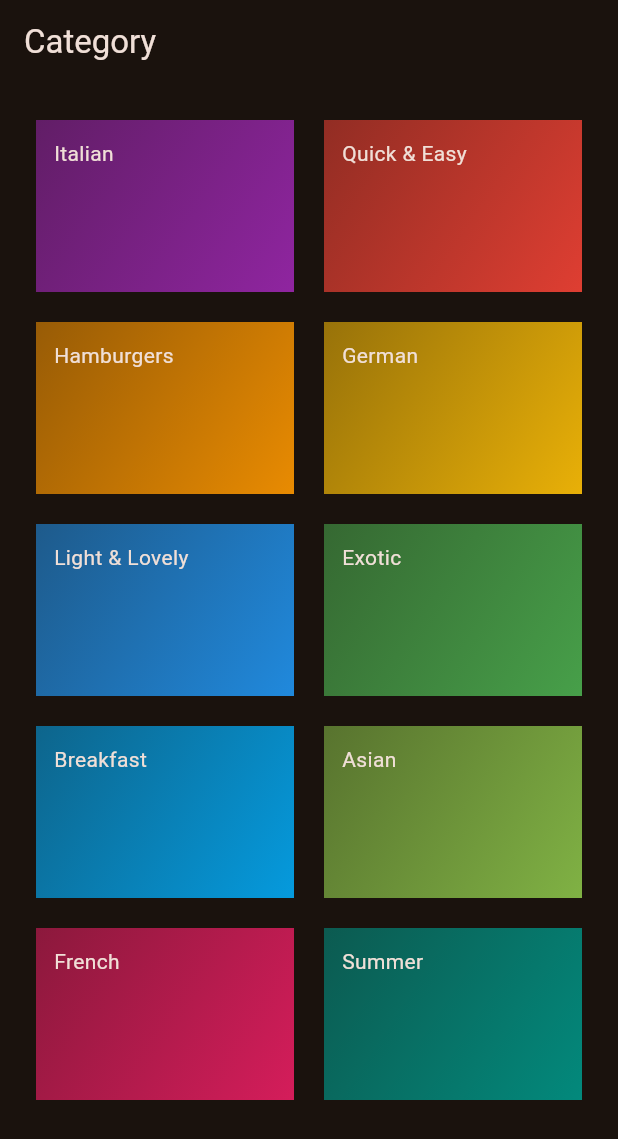
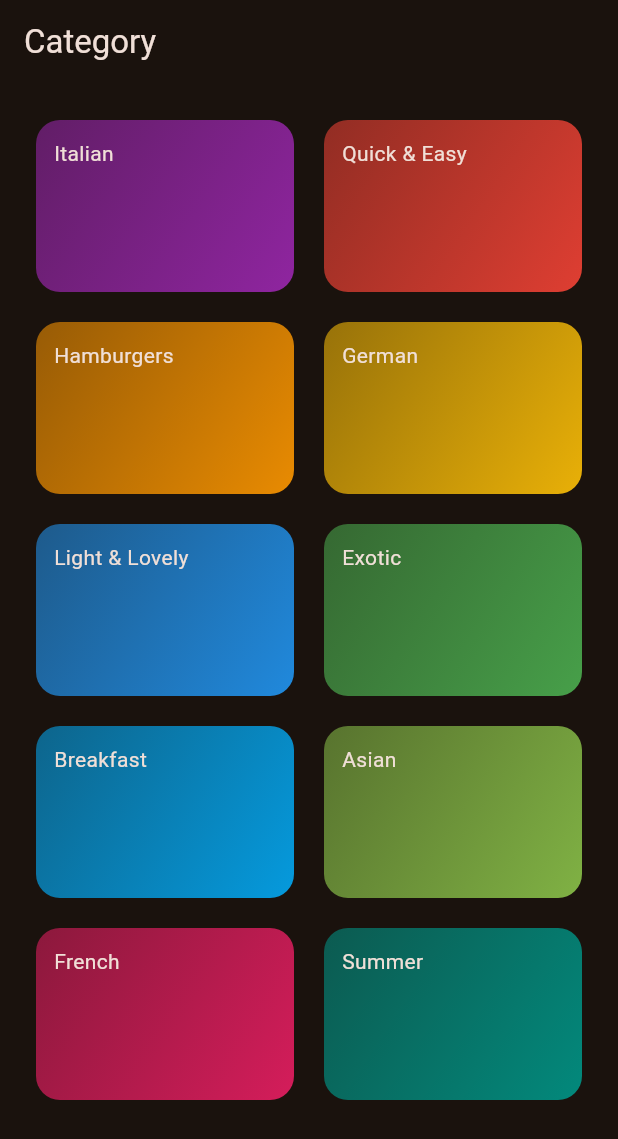
Before and after one commit to Arkar20/meals_app_flutter, a Flutter app: the screen it shows after launch, on a phone screen of 412 x 824 dp. Shown: the top 1139 px of the screen. Run offline on Flutter 3.47's test engine with Material 2 defaults, Android fonts, the phone set to English and light mode, and no system bars.

Commit message:
adjust category item

```diff
--- a/lib/widgets/category_item.dart
+++ b/lib/widgets/category_item.dart
@@ -8,9 +8,16 @@ class CategoryItem extends StatelessWidget {
 
   @override
   Widget build(BuildContext context) {
-    return Container(
+    return InkWell(
+      onTap: () {
+        print("click");
+      },
+      splashColor: Theme.of(context).primaryColor,
+      borderRadius: BorderRadius.circular(16),
+      child: Container(
         padding: const EdgeInsets.all(12),
         decoration: BoxDecoration(
+          borderRadius:BorderRadius.circular(16) ,
           gradient: LinearGradient(
             begin: Alignment.topLeft,
             end: Alignment.bottomRight,
@@ -21,6 +28,7 @@ class CategoryItem extends StatelessWidget {
             )
         ),
         child: Text(category.title,),
+      ),
     );
   }
 }
```
Lines whose indentation alone changed are shown as unchanged.
